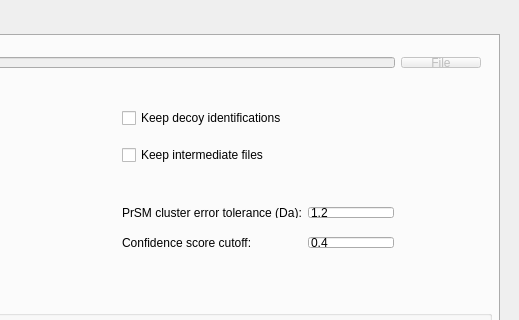
toppic-suite/toppic-suite, file src/gui/topmg/topmgwindow.ui: the form before one commit; both pictures show x 401 to 920 and y 0 to 320 of the 920 by 700 pixel window.
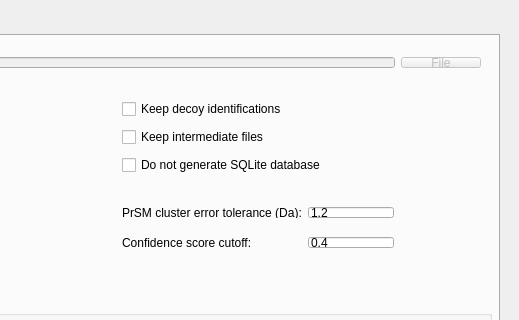
The form after the commit. The open tabs and pages were chosen to show the change. Icons and pictures are not drawn.

Commit message:
topmg_gui: checkbox "Do not generate SQLite database" (topmg -z, --no-sql) on the Basic Parameters tab
The checkbox (noSqlCheckBox, unchecked by default) is the third of the
right-hand column, under "Keep intermediate files", level with "No TopFD
feature file". When checked, gui/util/command.cpp adds -z to the topmg
command. Checked on a lysozyme spectrum: with -z no <name>_topmg.sqlite is
written, TopFD's database is unchanged and the result tables are the same
apart from the parameter header. As toppic_gui (d8925854).

Claude-Session: https://claude.ai/code/session_01X5qkmEWbh4xD3tEKPGcGH7

Diff of the .ui file:
```diff
--- a/src/gui/topmg/topmgwindow.ui
+++ b/src/gui/topmg/topmgwindow.ui
@@ -827,6 +827,16 @@
          </property>
         </widget>
        </item>
+       <item>
+        <widget class="QCheckBox" name="noSqlCheckBox">
+         <property name="toolTip">
+          <string>&lt;html&gt;&lt;head/&gt;&lt;body&gt;&lt;p&gt;Do not write an SQLite database. By default, when TopFD's database &amp;lt;name&amp;gt;.sqlite exists, topmg writes &amp;lt;name&amp;gt;_topmg.sqlite with its MS/MS envelope tables and the PrSM, proteoform and protein tables, for the visualization of the identifications; TopFD's database is only read. When checked, no SQLite file is written or changed; the other result files are the same. Default: off. (topmg -z, --no-sql)&lt;/p&gt;&lt;/body&gt;&lt;/html&gt;</string>
+         </property>
+         <property name="text">
+          <string>Do not generate SQLite database</string>
+         </property>
+        </widget>
+       </item>
       </layout>
      </widget>
      <widget class="QWidget" name="horizontalLayoutWidget_22">
```
The commit also changes 4 other files.
